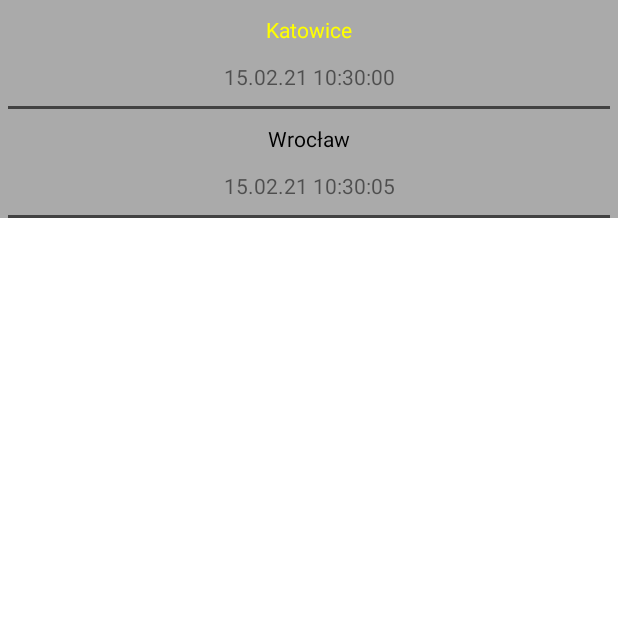
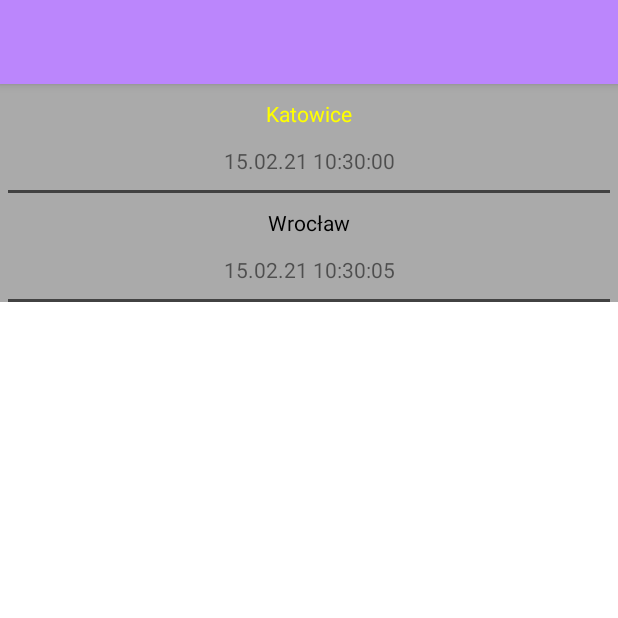
Before and after one commit to vmpay/random-city-app, an Android app: the screen it shows after launch (MainActivity), on a phone screen of 412 x 824 dp, the top half of it. Run offline under Robolectric (Android 15) with nearby library versions, the phone set to English and light mode, and no system bars; our stand-ins replace Room's generated code.

Commit message:
Toolbar impl

```diff
--- a/app/src/main/java/eu/vmpay/random/city/view/MainActivity.kt
+++ b/app/src/main/java/eu/vmpay/random/city/view/MainActivity.kt
@@ -1,6 +1,9 @@
 package eu.vmpay.random.city.view
 
 import android.os.Bundle
+import android.view.View
+import android.widget.Toolbar
+import androidx.annotation.ColorInt
 import androidx.appcompat.app.AppCompatActivity
 import eu.vmpay.random.city.R
 import eu.vmpay.random.city.repository.Producer
@@ -8,11 +11,14 @@ import org.koin.android.ext.android.inject
 
 class MainActivity : AppCompatActivity() {
     private val producer: Producer by inject()
+    private var toolbar: Toolbar? = null
 
     override fun onCreate(savedInstanceState: Bundle?) {
         setTheme(R.style.Theme_RandomCity)
         super.onCreate(savedInstanceState)
         setContentView(R.layout.activity_main)
+        toolbar = findViewById(R.id.toolbar)
+        setActionBar(toolbar)
     }
 
     override fun onResume() {
@@ -24,4 +30,16 @@ class MainActivity : AppCompatActivity() {
         super.onPause()
         producer.stop()
     }
+
+    fun showToolbar() {
+        toolbar?.visibility = View.VISIBLE
+        setToolbarTitleColor()
+    }
+
+    fun setToolbarTitleColor(cityTitle: String = "", @ColorInt color: Int = getColor(R.color.purple_200)) {
+        toolbar?.apply {
+            title = cityTitle
+            setBackgroundColor(color)
+        }
+    }
 }
--- a/app/src/main/java/eu/vmpay/random/city/view/fragment/CityDetailsFragment.kt
+++ b/app/src/main/java/eu/vmpay/random/city/view/fragment/CityDetailsFragment.kt
@@ -9,6 +9,8 @@ import androidx.fragment.app.Fragment
 import androidx.fragment.app.viewModels
 import androidx.navigation.fragment.navArgs
 import eu.vmpay.random.city.databinding.FragmentCityDetailsBinding
+import eu.vmpay.random.city.tools.getFixedColor
+import eu.vmpay.random.city.view.MainActivity
 import eu.vmpay.random.city.viewmodel.CityDetailsViewModel
 
 /**
@@ -34,9 +36,15 @@ class CityDetailsFragment : BaseFragment() {
             ldCityDetails.observe(viewLifecycleOwner, {
                 Log.d("CityDetailsFragment", "City $it")
                 binding.tvText.text = it.toString()
+                (activity as? MainActivity)?.setToolbarTitleColor(it.title, it.color.getFixedColor())
             })
         }
         return binding.root
+    }
+
+    override fun onDestroyView() {
+        (activity as? MainActivity)?.setToolbarTitleColor()
+        super.onDestroyView()
     }
 
     companion object {
--- a/app/src/main/java/eu/vmpay/random/city/view/fragment/CityListFragment.kt
+++ b/app/src/main/java/eu/vmpay/random/city/view/fragment/CityListFragment.kt
@@ -12,6 +12,7 @@ import androidx.navigation.fragment.findNavController
 import eu.vmpay.random.city.R
 import eu.vmpay.random.city.databinding.FragmentCityListBinding
 import eu.vmpay.random.city.databinding.FragmentCityListTabletBinding
+import eu.vmpay.random.city.view.MainActivity
 import eu.vmpay.random.city.view.adapter.CityListAdapter
 import eu.vmpay.random.city.viewmodel.CityListViewModel
 
@@ -24,6 +25,7 @@ class CityListFragment : BaseFragment() {
     private val viewModel: CityListViewModel by viewModels { factory }
 
     override fun onCreateView(inflater: LayoutInflater, container: ViewGroup?, savedInstanceState: Bundle?): View {
+        (activity as? MainActivity)?.showToolbar()
         val rootView: View?
         if (context?.resources?.getBoolean(R.bool.isTablet) == true) {
             val binding = FragmentCityListTabletBinding.inflate(inflater, container, false)
--- a/app/src/main/res/layout/activity_main.xml
+++ b/app/src/main/res/layout/activity_main.xml
@@ -6,16 +6,31 @@
     android:layout_height="match_parent"
     tools:context=".view.MainActivity">
 
+    <Toolbar
+        android:visibility="gone"
+        android:id="@+id/toolbar"
+        android:titleTextColor="@android:color/darker_gray"
+        style="@style/Widget.AppCompat.Toolbar"
+        android:layout_width="match_parent"
+        android:layout_height="?attr/actionBarSize"
+        android:background="?attr/colorPrimary"
+        android:elevation="4dp"
+        android:theme="@style/ThemeOverlay.AppCompat.ActionBar"
+        app:layout_constraintEnd_toEndOf="parent"
+        app:layout_constraintStart_toStartOf="parent"
+        app:layout_constraintTop_toTopOf="parent"
+        app:popupTheme="@style/ThemeOverlay.AppCompat.Light" />
+
     <androidx.fragment.app.FragmentContainerView
         android:id="@+id/nav_host_fragment"
         android:name="androidx.navigation.fragment.NavHostFragment"
         android:layout_width="0dp"
         android:layout_height="0dp"
+        app:defaultNavHost="true"
+        app:layout_constraintBottom_toBottomOf="parent"
         app:layout_constraintLeft_toLeftOf="parent"
         app:layout_constraintRight_toRightOf="parent"
-        app:layout_constraintTop_toTopOf="parent"
-        app:layout_constraintBottom_toBottomOf="parent"
-        app:defaultNavHost="true"
+        app:layout_constraintTop_toBottomOf="@id/toolbar"
         app:navGraph="@navigation/nav_graph" />
 
 </androidx.constraintlayout.widget.ConstraintLayout>
```
